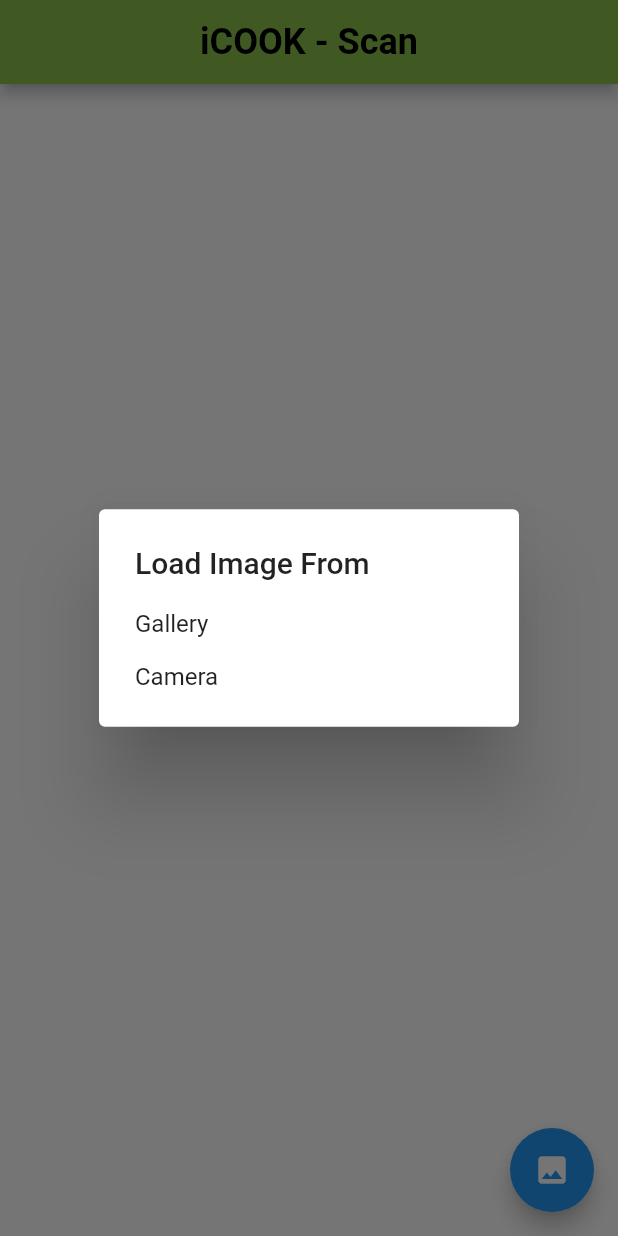
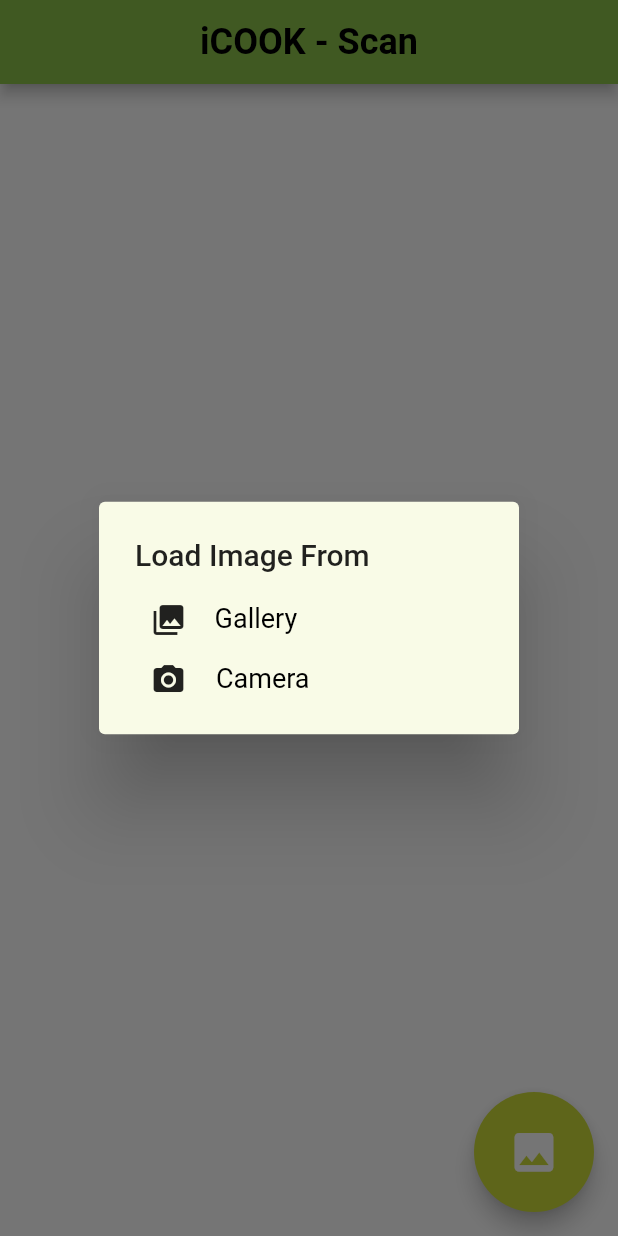
Before and after one commit to YiwenTan99/iCOOK, a Flutter app: the ScanScreen screen opened directly, after a tap on the "image" icon, on a phone screen of 412 x 824 dp. Run offline on Flutter 3.47's test engine with Material 2 defaults, Android fonts, the phone set to English and light mode, and no system bars; our stand-ins replace cloud_firestore, firebase_auth, flutter_spinkit, google_fonts, image_picker; missing offline and left inert: tflite; accounts and stored records are empty.

Commit message:
ScanScreenSmallChanges

```diff
--- a/lib/Screens/scan_screen.dart
+++ b/lib/Screens/scan_screen.dart
@@ -1,6 +1,7 @@
 import 'dart:io';
 import 'package:flutter/material.dart';
 import 'package:google_fonts/google_fonts.dart';
+//import 'package:iCOOK/components/bottomnavi.dart';
 import 'package:image_picker/image_picker.dart';
 import 'package:tflite/tflite.dart';
 
@@ -70,10 +71,16 @@ class _ScanScreenState extends State<ScanScreen> {
           ],
         ),
       ),
-      floatingActionButton: FloatingActionButton( onPressed: (){
+      floatingActionButton:Container(
+        height: 80.0,
+        width: 80.0,
+        child: FittedBox(
+          child: FloatingActionButton(onPressed: (){
         _showChoiceDialog(context);
       },
         child: Icon(Icons.image),
+        backgroundColor: Colors.lime,),
+        ),
       ),
 
       // floatingActionButton: FloatingActionButton(
@@ -86,23 +93,92 @@ class _ScanScreenState extends State<ScanScreen> {
    Future<void> _showChoiceDialog(BuildContext context){
     return showDialog(context: context,builder: (BuildContext context){
       return AlertDialog(
-        title: Text("Load Image From"),
+        backgroundColor: Colors.lime[50],
+        title: Text(
+                  "Load Image From",
+                  style: TextStyle(
+                  fontSize: 20,
+                  ),
+                ),
         content: SingleChildScrollView(
           child: ListBody(
             children: <Widget>[
               GestureDetector(
-                child: Text("Gallery"),
+                child: Stack(
+                children: <Widget>[
+                  Align(
+                    alignment: Alignment(-0.9,0.0),
+                    child: Icon(Icons.photo_library)
+                  ),
+                  Align(
+                    alignment: Alignment(-0.4,0.0),
+                    child: Text(
+                      "Gallery",
+                      style: TextStyle(
+                      fontSize: 18,
+                      color: Colors.black,
+                      ),
+                      textAlign: TextAlign.center,
+                    )
+                  )
+                ],
+                ),
                 onTap: () {
                   _openGallary(context);
                 },
               ),
               Padding(padding: EdgeInsets.all(8.0)),
               GestureDetector(
-                child: Text("Camera"),
+                child: Stack(
+                children: <Widget>[
+                  Align(
+                    alignment: Alignment(-0.9,0.0),
+                    child: Icon(Icons.photo_camera)
+                  ),
+                  Align(
+                    alignment: Alignment(-0.4,0.0),
+                    child: Text(
+                      " Camera",
+                      style: TextStyle(
+                      fontSize: 18,
+                      color: Colors.black,
+                      ),
+                      textAlign: TextAlign.center,
+                    )
+                  )
+                ],
+                ),
                 onTap: () {
                   _openCamera(context);
                 },
               ),
+              // Align(
+              //   alignment: Alignment(0.9,0.0),
+              //   child: RaisedButton(
+              //     shape: RoundedRectangleBorder(
+              //     borderRadius: BorderRadius.circular(18.0)),
+              //     onPressed: () {
+              //       Navigator.push(
+              //       context,
+              //       MaterialPageRoute(
+              //         builder: (context) {
+              //           return BottomNavi1();
+              //         },
+              //       ),
+              //     );
+              //     },
+              //     child: const Text(
+              //       'Cancel',
+              //       style: TextStyle(
+              //         fontSize: 14,
+              //         color: Colors.blueGrey
+              //       ),
+              //     ),
+              //     color: Colors.lime[100],
+              //     textColor: Colors.white,
+              //     elevation: 5,
+              //   ),
+              // ),
             ],
           ),
         ),
--- a/lib/Screens/update_screen.dart
+++ b/lib/Screens/update_screen.dart
@@ -38,6 +38,7 @@ class _UpdateScreenState extends State<UpdateScreen> {
   }
 
   List<DropdownMenuItem<Gender>> buildDropdownMenuItems(List genders) {
+    // ignore: deprecated_member_use
     List<DropdownMenuItem<Gender>> items = List();
     for (Gender gender in genders) {
       items.add(
```
Also changed, not shown: lib/components/bottomnavi.dart (+57 -0 lines), pubspec.lock, 1 other file.
